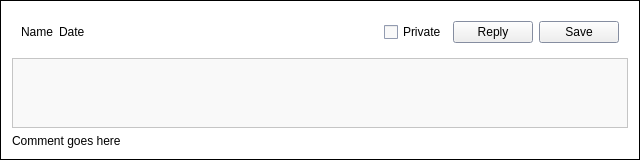
First picture: the form in CommentFrame.ui, repository Entomologist/entomologist, before the edit.
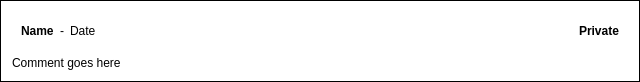
Second picture: the form after the edit.

Patch:
```diff
--- a/CommentFrame.ui
+++ b/CommentFrame.ui
@@ -7,7 +7,7 @@
     <x>0</x>
     <y>0</y>
     <width>640</width>
-    <height>135</height>
+    <height>61</height>
    </rect>
   </property>
   <property name="sizePolicy">
@@ -161,6 +161,12 @@
        <layout class="QHBoxLayout" name="horizontalLayout">
         <item>
          <widget class="QLabel" name="nameLabel">
+          <property name="font">
+           <font>
+            <weight>75</weight>
+            <bold>true</bold>
+           </font>
+          </property>
           <property name="text">
            <string>Name</string>
           </property>
@@ -169,6 +175,13 @@
           </property>
          </widget>
         </item>
+        <item>
+         <widget class="QLabel" name="label">
+          <property name="text">
+           <string>-</string>
+          </property>
+         </widget>
+        </item>
         <item>
          <widget class="QLabel" name="dateLabel">
           <property name="text">
@@ -190,47 +203,25 @@
          </spacer>
         </item>
         <item>
-         <widget class="QCheckBox" name="privateCheckbox">
+         <widget class="QLabel" name="privateLabel">
+          <property name="font">
+           <font>
+            <weight>75</weight>
+            <italic>false</italic>
+            <bold>true</bold>
+            <underline>false</underline>
+           </font>
+          </property>
           <property name="text">
            <string>Private</string>
           </property>
          </widget>
         </item>
-        <item>
-         <widget class="QPushButton" name="replyButton">
-          <property name="text">
-           <string>Reply</string>
-          </property>
-         </widget>
-        </item>
-        <item>
-         <widget class="QPushButton" name="saveButton">
-          <property name="text">
-           <string>Save</string>
-          </property>
-         </widget>
-        </item>
        </layout>
       </item>
      </layout>
     </widget>
    </item>
-   <item>
-    <widget class="QPlainTextEdit" name="commentTextEdit">
-     <property name="sizePolicy">
-      <sizepolicy hsizetype="Expanding" vsizetype="Fixed">
-       <horstretch>0</horstretch>
-       <verstretch>0</verstretch>
-      </sizepolicy>
-     </property>
-     <property name="maximumSize">
-      <size>
-       <width>16777215</width>
-       <height>70</height>
-      </size>
-     </property>
-    </widget>
-   </item>
    <item>
     <widget class="QLabel" name="commentLabel">
      <property name="sizePolicy">
```
Left out of the diff: 3 changed lines with no effect on the pictures.
